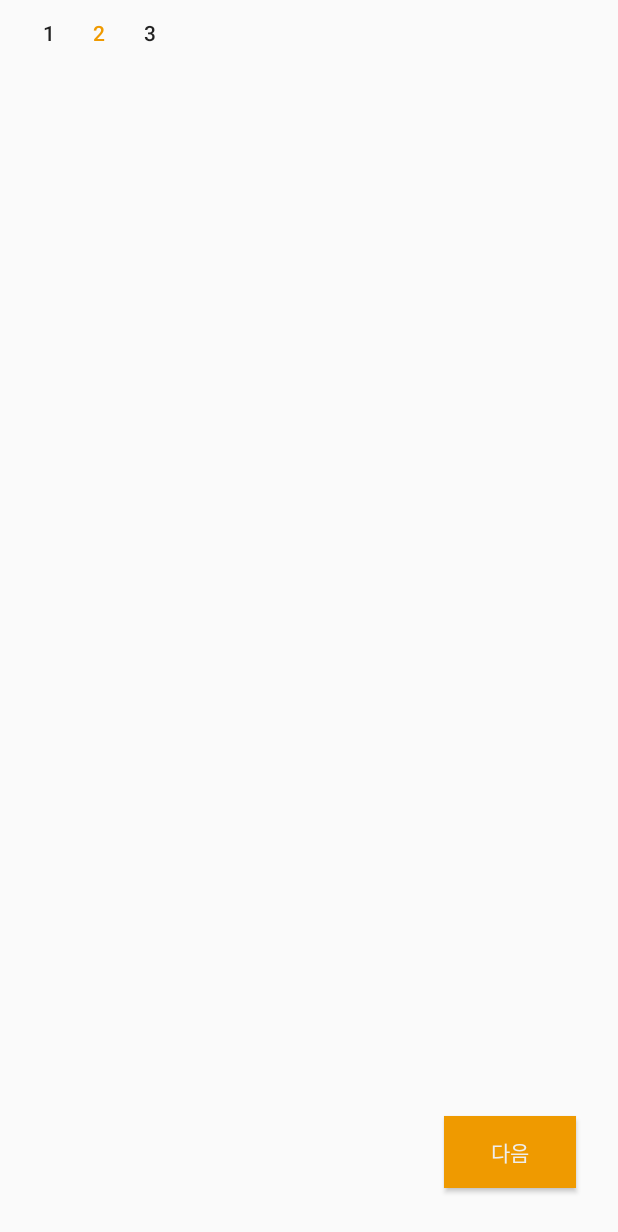
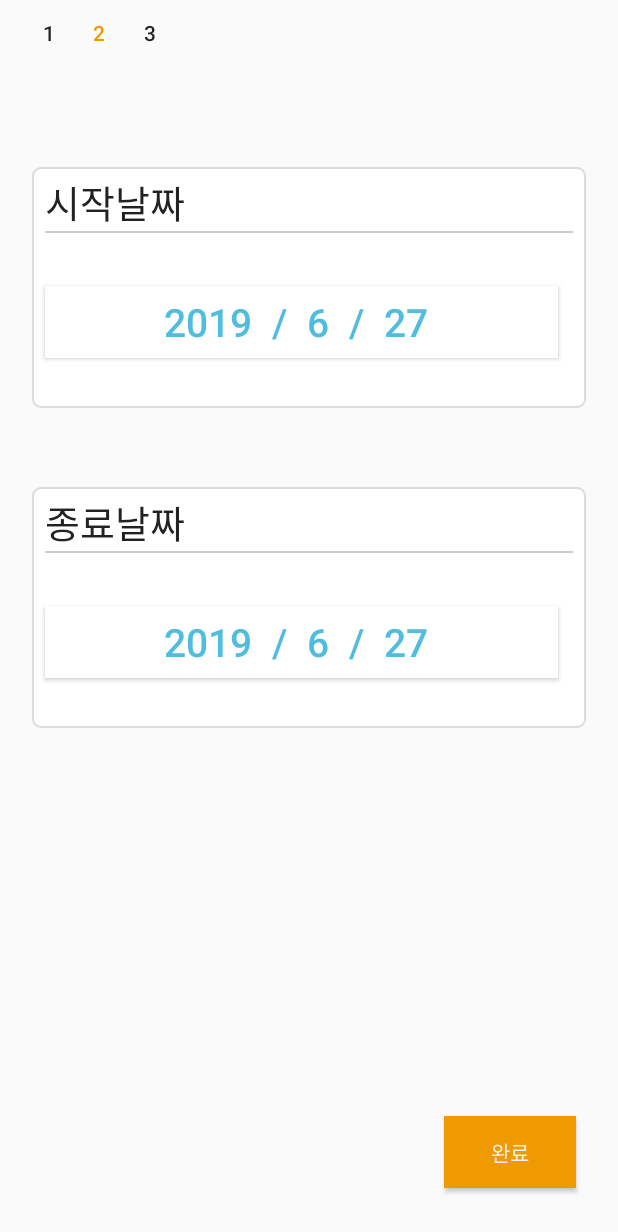
Before and after one commit to KimHeeil/OpenHack_15, an Android app: the registerPage2 screen opened directly, with no data from a screen before it, on a phone screen of 412 x 824 dp. Shown: the top 1232 px of the screen. Run offline under Robolectric (Android 15) with nearby library versions, the phone set to English and light mode, and no system bars.

Commit message:
등록기능 기능상은 완료 3번쨰 완료단계 디자인 아직 안함

```diff
--- a/app/src/main/AndroidManifest.xml
+++ b/app/src/main/AndroidManifest.xml
@@ -13,7 +13,8 @@
         android:supportsRtl="true"
         android:theme="@style/AppTheme"
         tools:replace="theme, icon, label">
-        <activity android:name=".registerPage2"></activity>
+        <activity android:name=".registerPage3"></activity>
+        <activity android:name=".registerPage2" />
         <activity android:name=".scrapPage" />
         <activity android:name=".registerPage" />
 
--- a/app/src/main/java/com/example/openhack/registerPage2.java
+++ b/app/src/main/java/com/example/openhack/registerPage2.java
@@ -3,34 +3,115 @@ package com.example.openhack;
 import androidx.annotation.NonNull;
 import androidx.appcompat.app.AppCompatActivity;
 
+import android.app.DatePickerDialog;
+import android.app.TimePickerDialog;
 import android.content.Intent;
 import android.os.Bundle;
 import android.view.MenuItem;
 import android.view.View;
 import android.widget.Button;
+import android.widget.DatePicker;
 import android.widget.TextView;
 import android.os.Handler;
 
 import com.google.android.material.bottomnavigation.BottomNavigationView;
 
+import java.util.Calendar;
+import java.util.GregorianCalendar;
 
-    public class registerPage2 extends AppCompatActivity {
-        private TextView mTextMessage;
 
+public class registerPage2 extends AppCompatActivity {
+        int mYear, mMonth, mDay;
+        private Button mTxtDate ;
+        private Button mTxtDateend;
+        int btnSelected;
 
         @Override
         protected void onCreate(Bundle savedInstanceState) {
             super.onCreate(savedInstanceState);
             setContentView(R.layout.activity_register_page2);
+            //텍스트뷰 2개 연결
+            mTxtDate=findViewById(R.id.startDateBtn);
+            mTxtDateend=findViewById(R.id.endDateBtn);
+            Calendar cal = new GregorianCalendar();
+
+            mYear = cal.get(Calendar.YEAR);
+            mMonth = cal.get(Calendar.MONTH);
+            mDay = cal.get(Calendar.DAY_OF_MONTH);
+            btnSelected=2;
+            UpdateNow();
+            btnSelected=1;
+            UpdateNow();
 
 
             Button nextButton = findViewById(R.id.nextButton);
             nextButton.setOnClickListener(new View.OnClickListener() {
                 @Override
                 public void onClick(View view) {
-                    Intent intent = new Intent(getApplicationContext(), registerPage.class);
+                    Intent intent = new Intent(getApplicationContext(), registerPage3.class);
                     startActivity(intent);
                 }
             });
         }
+
+        public void mOnClick(View v){
+                    //여기서 리스너도 등록함
+            switch(v.getId()){
+
+                //날짜 대화상자 버튼이 눌리면 대화상자를 보여줌
+                case R.id.startDateBtn:
+                    //여기서 리스너도 등록함
+
+                    new DatePickerDialog(registerPage2.this, mDateSetListener, mYear,
+                            mMonth, mDay).show();
+                    btnSelected =1;
+                    break;
+                //시간 대화상자 버튼이 눌리면 대화상자를 보여줌
+                case R.id.endDateBtn:
+                    //여기서 리스너도 등록함
+                    new DatePickerDialog(registerPage2.this, mDateSetListener, mYear,
+                            mMonth, mDay).show();
+                    btnSelected=2;
+                    break;
+            }
+
+
+        }
+
+
+    DatePickerDialog.OnDateSetListener mDateSetListener =
+            new DatePickerDialog.OnDateSetListener() {
+                @Override
+                public void onDateSet(DatePicker view, int year, int monthOfYear,
+
+                                      int dayOfMonth) {
+
+                    // TODO Auto-generated method stub
+
+                    //사용자가 입력한 값을 가져온뒤
+                    mYear = year;
+                    mMonth = monthOfYear;
+                    mDay = dayOfMonth;
+
+                    //텍스트뷰의 값을 업데이트함
+                    UpdateNow();
+                }
+            };
+
+        void UpdateNow(){
+
+            if(btnSelected==1)
+            {
+                String temp= String.format("%d  /  %d  /  %d ",mYear,mMonth+1,mDay);
+                mTxtDate.setText(temp);
+            }
+            else if(btnSelected==2)
+            {
+                String temp= String.format("%d  /  %d  /  %d ",mYear,mMonth+1,mDay);
+                mTxtDateend.setText(temp);
+            }
+
+
+        }
+
     }
--- a/app/src/main/res/layout/activity_register_page2.xml
+++ b/app/src/main/res/layout/activity_register_page2.xml
@@ -42,10 +42,9 @@
         android:layout_width="wrap_content"
         android:layout_height="wrap_content"
         android:layout_marginEnd="28dp"
-        android:layout_marginRight="28dp"
         android:layout_marginBottom="32dp"
         android:background="#ef9a00"
-        android:text="다음"
+        android:text="완료"
         android:textColor="#eeeeee"
         app:layout_constraintBottom_toBottomOf="parent"
         app:layout_constraintEnd_toEndOf="parent" />
@@ -54,20 +53,113 @@
         android:layout_width="match_parent"
         android:layout_height="wrap_content"
         android:layout_weight="4"
-        android:orientation="vertical">
+        android:orientation="vertical"
 
 
-
-
-
+        >
         <LinearLayout
             android:layout_width="match_parent"
             android:layout_height="wrap_content"
-            android:layout_weight="4"
-            android:orientation="horizontal"
+            android:orientation="vertical"
+            android:layout_marginTop="110dp"
+            android:background="@drawable/layout_border"
+            android:layout_marginLeft="20dp"
+            android:layout_marginRight="20dp"
             >
 
+            <TextView
+                android:layout_width="match_parent"
+                android:layout_height="wrap_content"
+                android:layout_marginLeft="10dp"
+                android:layout_marginTop="5dp"
+                android:layout_marginRight="10dp"
+                android:text="시작날짜"
+                android:textColor="#222222"
+                android:textSize="25dp" />
+            <View
+
+                android:layout_width="match_parent"
+                android:layout_height="1dp"
+                android:layout_marginLeft="10dp"
+                android:layout_marginRight="10dp"
+                android:background="#cccccc"/>
+
+            <Button
+                android:layout_width="match_parent"
+                android:layout_height="wrap_content"
+                android:layout_marginLeft="10dp"
+                android:layout_marginRight="20dp"
+                android:layout_marginTop="35dp"
+                android:background="#ffffff"
+                android:text="    /       /  "
+                android:textColor="#50bcdf"
+                android:onClick="mOnClick"
+                android:textSize="26dp"
+                android:id="@+id/startDateBtn" />
+
+            <TextView
+                android:layout_width="match_parent"
+                android:layout_height="match_parent"
+                android:layout_marginLeft="10dp"
+                android:layout_marginTop="0dp"
+                android:layout_marginRight="20dp"
+                android:text="      "
+                android:textColor="#000000"
+                android:textSize="25dp" />
+
         </LinearLayout>
+        <LinearLayout
+            android:layout_width="match_parent"
+            android:layout_height="wrap_content"
+            android:orientation="vertical"
+            android:layout_marginTop="50dp"
+            android:background="@drawable/layout_border"
+            android:layout_marginLeft="20dp"
+            android:layout_marginRight="20dp"
+            >
+
+            <TextView
+                android:layout_width="match_parent"
+                android:layout_height="wrap_content"
+                android:layout_marginLeft="10dp"
+                android:layout_marginTop="5dp"
+                android:layout_marginRight="10dp"
+                android:text="종료날짜"
+                android:textColor="#222222"
+                android:textSize="25dp" />
+            <View
+
+                android:layout_width="match_parent"
+                android:layout_height="1dp"
+                android:layout_marginLeft="10dp"
+                android:layout_marginRight="10dp"
+                android:background="#cccccc"/>
+
+            <Button
+                android:layout_width="match_parent"
+                android:layout_height="wrap_content"
+                android:layout_marginLeft="10dp"
+                android:layout_marginRight="20dp"
+                android:layout_marginTop="35dp"
+                android:background="#ffffff"
+                android:text="    /       /  "
+                android:onClick="mOnClick"
+                android:textColor="#50bcdf"
+                android:textSize="26dp"
+                android:id="@+id/endDateBtn" />
+
+            <TextView
+                android:layout_width="match_parent"
+                android:layout_height="match_parent"
+                android:layout_marginLeft="10dp"
+                android:layout_marginTop="0dp"
+                android:layout_marginRight="20dp"
+                android:text="      "
+                android:textColor="#000000"
+                android:textSize="25dp" />
+
+        </LinearLayout>
+
     </LinearLayout>
 
 </androidx.constraintlayout.widget.ConstraintLayout>
```
Also changed, not shown: app/src/main/java/com/example/openhack/registerPage3.java (added, +26 -0 lines), app/src/main/res/layout/activity_register_page.xml (+25 -5 lines), app/src/main/res/layout/activity_register_page3.xml (added, +60 -0 lines).
